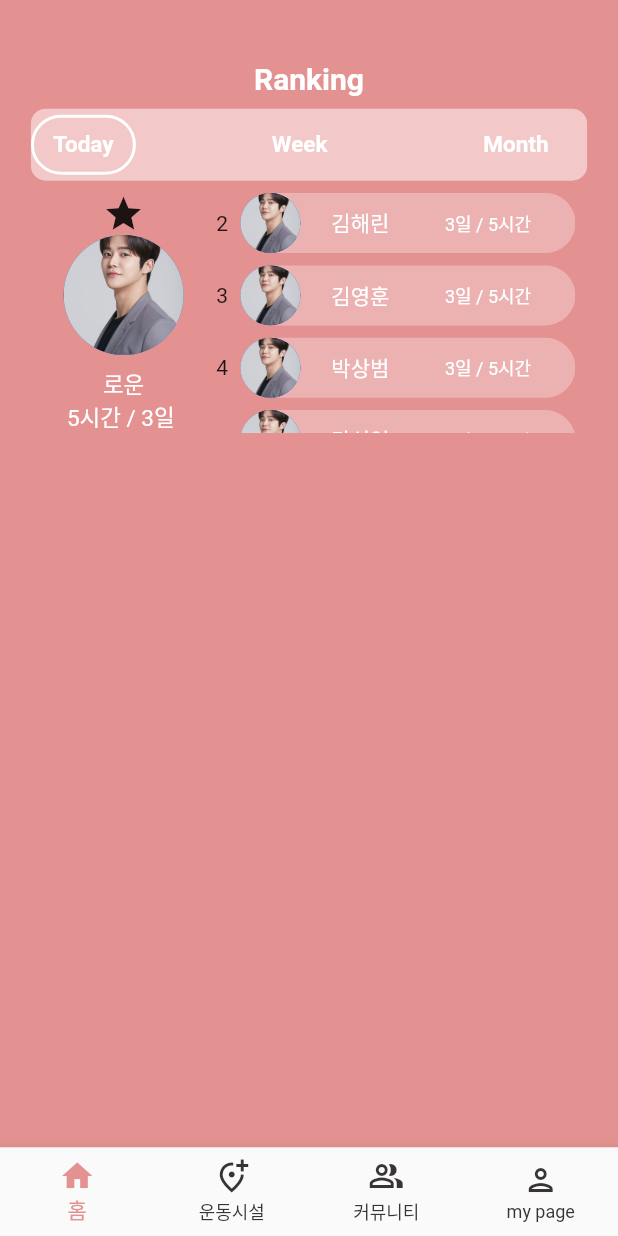
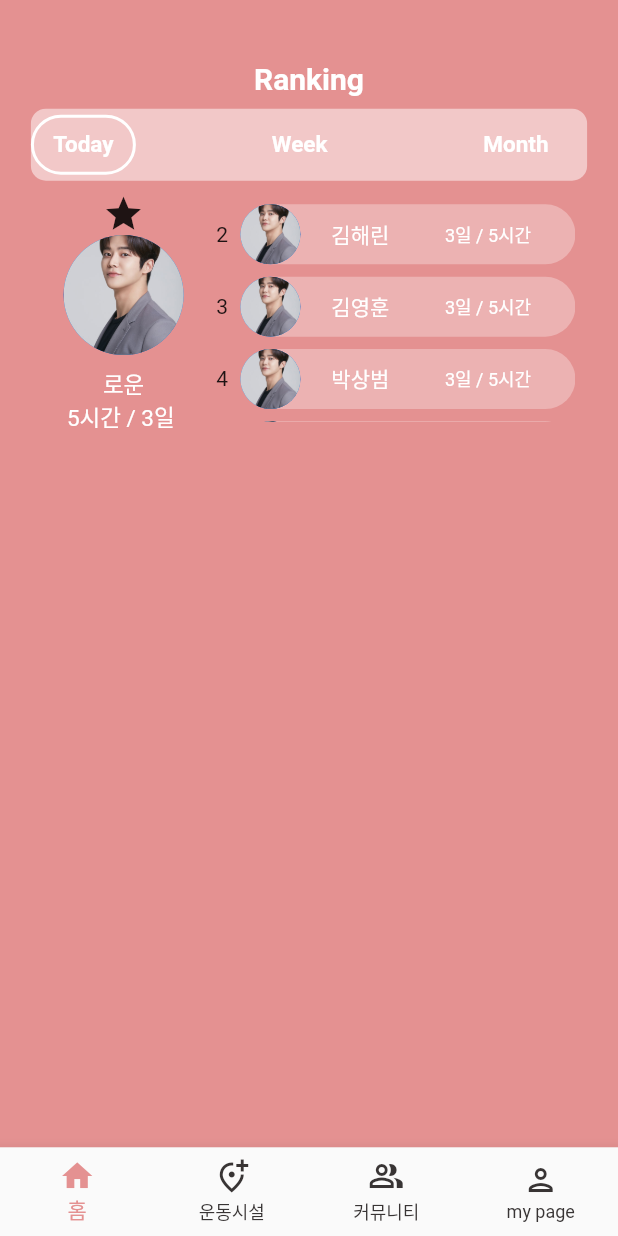
Before and after one commit to ParkSangbeomm/LetsExercise, a Flutter app: the screen it shows after launch, on a phone screen of 412 x 824 dp. Run offline on Flutter 3.47's test engine with Material 2 defaults, Android fonts, the phone set to English and light mode, and no system bars.

Commit message:
Create by haerin on 2021/11/12  - chore : home.dart

```diff
--- a/organization_chat_app/lib/home.dart
+++ b/organization_chat_app/lib/home.dart
@@ -140,6 +140,15 @@ class _HomePageState extends State<HomePage> {
                     ),
                   ),
                   rankBox(),
+                  // Stack(
+                  //   children: [
+                  //     Container(
+                  //       width: 400,
+                  //       height: 400,
+                  //       color: Colors.green,
+                  //     ),
+                  //   ],
+                  // )
                 ],
               ),
             ),
@@ -203,7 +212,7 @@ class rankBox extends StatelessWidget {
           ),
 
           Container(
-            height: 160,
+            height: 145,
             margin: EdgeInsets.fromLTRB(
                 0.0, 0.0, 0.0, 0.0),
             child: SingleChildScrollView(
```
